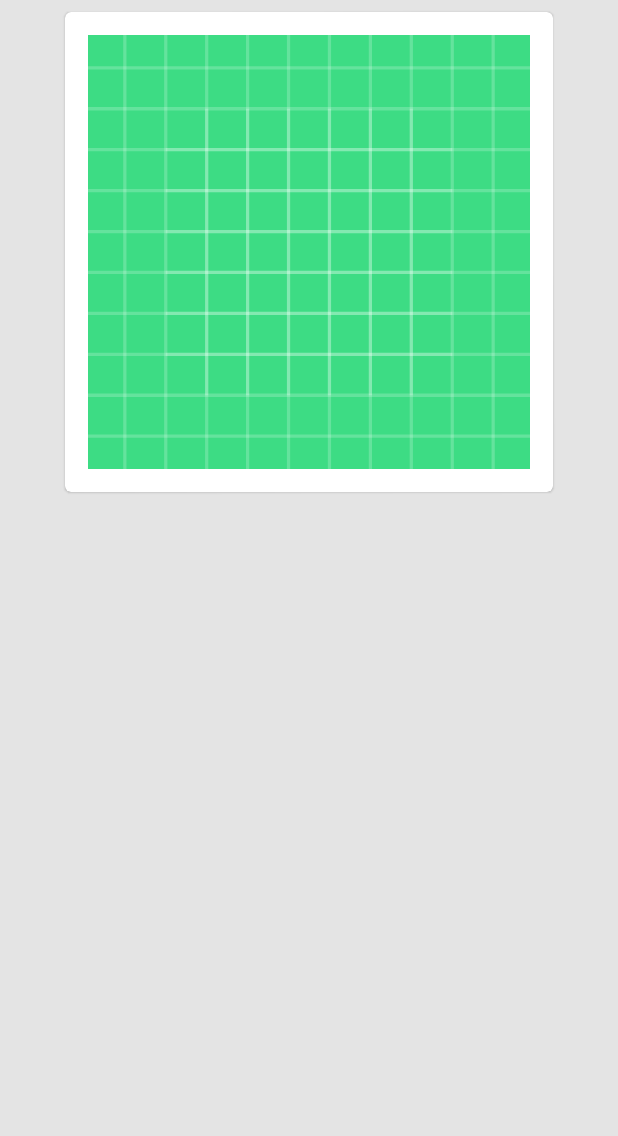
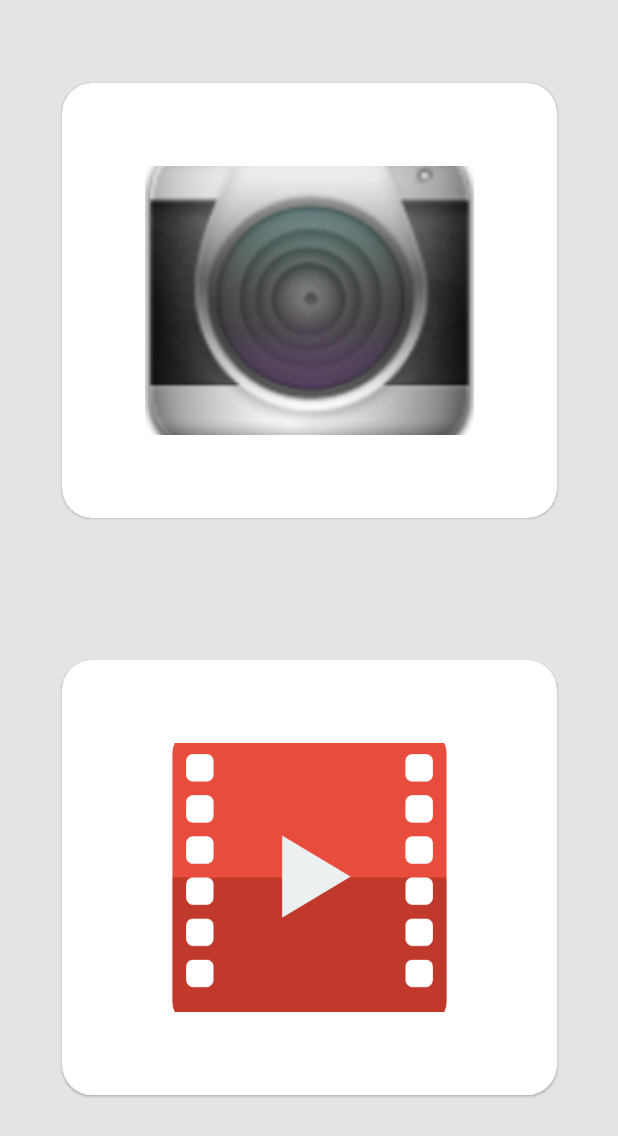
Before and after one commit to CarlosMartinz/Programacion-II, an Android app: the screen it shows after launch (MainActivity), on a phone screen of 412 x 824 dp. Shown: the top 1136 px of the screen. Run offline under Robolectric (Android 15) with nearby library versions, the phone set to English and light mode, and no system bars.

```diff
--- a/app/src/main/res/layout/activity_main.xml
+++ b/app/src/main/res/layout/activity_main.xml
@@ -9,33 +9,42 @@
     tools:context=".MainActivity">
 
     <com.google.android.material.card.MaterialCardView
-        android:id="@+id/card"
-        android:layout_width="325dp"
-        android:layout_height="320dp"
-        android:layout_margin="8dp"
-        android:layout_marginTop="50dp"
-        android:clickable="true"
-        android:focusable="true"
-        android:checkable="true"
+        android:id="@+id/cardCamara"
+        android:layout_width="330dp"
+        android:layout_height="290dp"
+        app:cardCornerRadius="20dp"
         app:layout_constraintEnd_toEndOf="parent"
         app:layout_constraintStart_toStartOf="parent"
-        app:layout_constraintTop_toTopOf="parent">
+        app:layout_constraintTop_toTopOf="parent"
+        android:layout_marginTop="@dimen/default_padding">
 
-        <LinearLayout
+        <!-- Camara -->
+        <ImageView
             android:layout_width="match_parent"
             android:layout_height="match_parent"
-            android:padding="@dimen/default_padding"
-            android:orientation="vertical">
+            android:scaleType="centerCrop"
+            android:layout_margin="@dimen/default_padding"
+            app:srcCompat="@drawable/camara" />
 
-            <!-- Media -->
-            <ImageView
-                android:layout_width="match_parent"
-                android:layout_height="match_parent"
-                android:contentDescription="prueba"
-                android:scaleType="centerCrop"
-                app:srcCompat="@drawable/ic_launcher_background" />
+    </com.google.android.material.card.MaterialCardView>
 
-        </LinearLayout>
+    <com.google.android.material.card.MaterialCardView
+        android:id="@+id/cardVideo"
+        android:layout_width="330dp"
+        android:layout_height="290dp"
+        app:cardCornerRadius="20dp"
+        app:layout_constraintEnd_toEndOf="parent"
+        app:layout_constraintStart_toStartOf="parent"
+        app:layout_constraintTop_toBottomOf="@+id/cardCamara"
+        app:layout_constraintBottom_toBottomOf="parent">
+
+        <!-- Video -->
+        <ImageView
+            android:layout_width="match_parent"
+            android:layout_height="match_parent"
+            android:scaleType="centerCrop"
+            android:layout_margin="@dimen/default_padding"
+            app:srcCompat="@drawable/video2" />
 
     </com.google.android.material.card.MaterialCardView>
 
--- a/app/src/main/res/values/dimens.xml
+++ b/app/src/main/res/values/dimens.xml
@@ -1,6 +1,5 @@
 <?xml version="1.0" encoding="utf-8"?>
 <resources>
     <dimen name="dimen_bottom">20dp</dimen>
-    <dimen name="dimen_padding_default">10dp</dimen>
-    <dimen name="default_padding">15dp</dimen>
+    <dimen name="default_padding">55dp</dimen>
 </resources>
```
Also changed, not shown: app/src/main/res/drawable-v24/camara.png (added), app/src/main/res/drawable-v24/video.png (added), app/src/main/res/drawable-v24/video2.png (added), app/src/main/res/drawable/camara.png (deleted).
